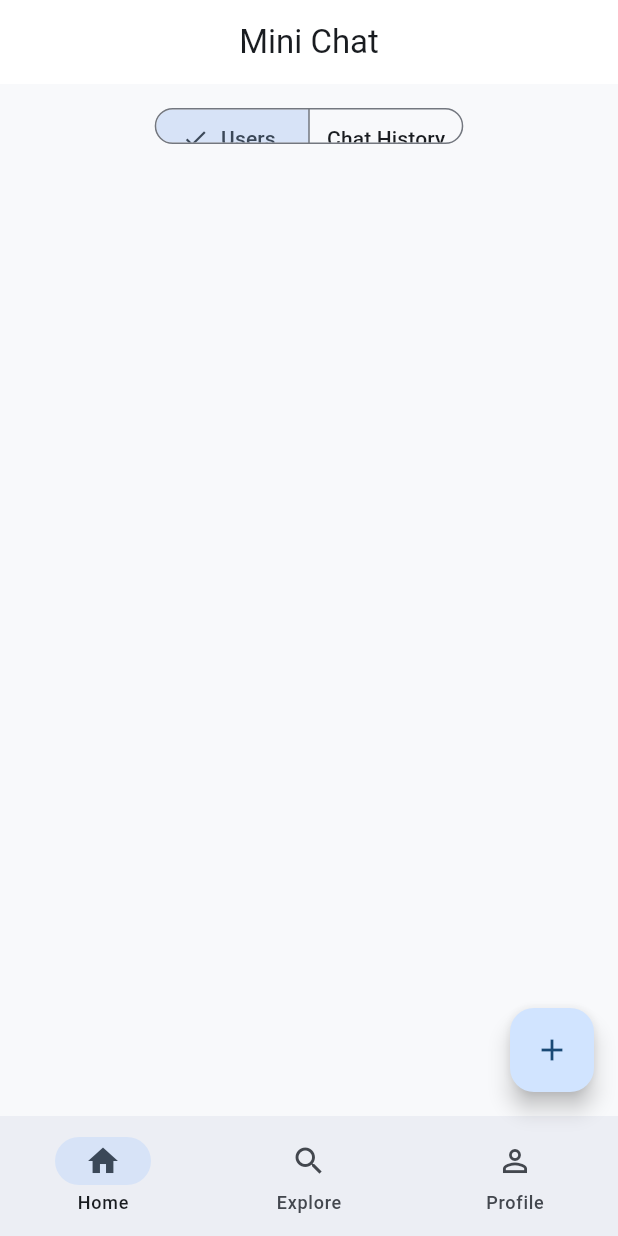
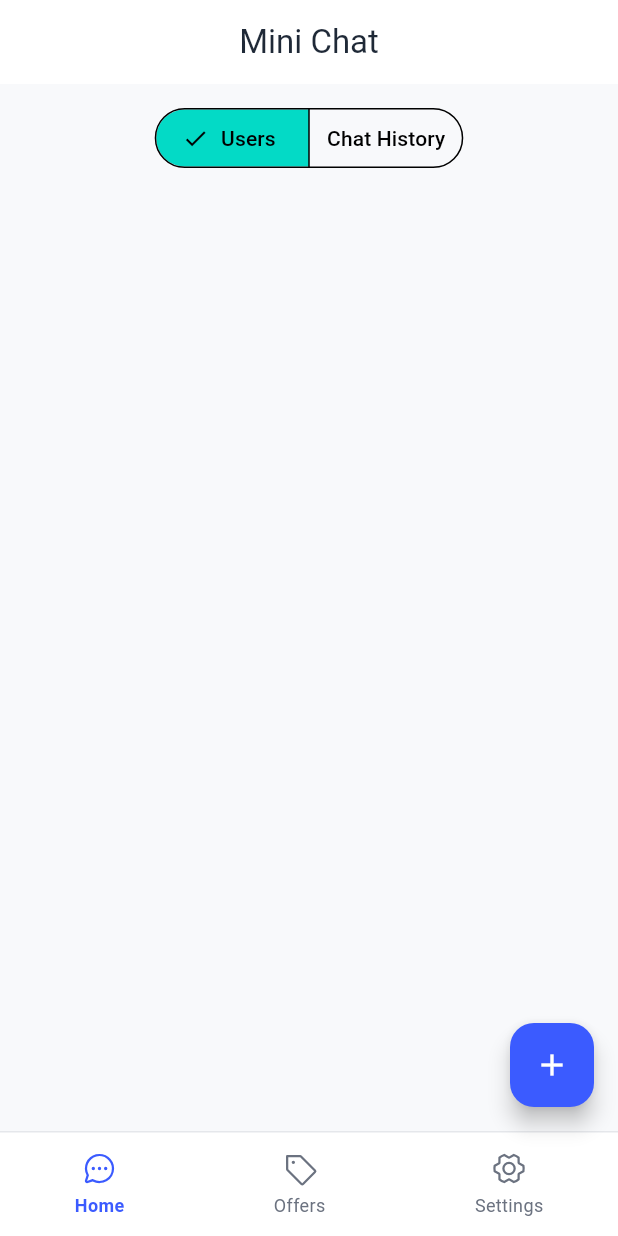
Before and after one commit to Debdaru07/MySivi-AI-Flutter-Assignment-, a Flutter app: the screen it shows after launch, on a phone screen of 412 x 824 dp. Run offline on Flutter 3.47's test engine with Material 3 defaults, Android fonts, the phone set to English and light mode, and no system bars; our stand-ins replace flutter_riverpod, phosphor_flutter.

Commit message:
app icons, theme, colors, and other pages refined

```diff
--- /dev/null
+++ b/lib/core/constants/app_colors.dart
@@ -0,0 +1,14 @@
+import 'package:flutter/material.dart';
+
+class AppColors {
+  static const primary = Color(0xFF3B5BFF); // blue
+  static const background = Color(0xFFF8F9FB);
+  static const surface = Colors.white;
+
+  static const textPrimary = Color(0xFF1F2937);
+  static const textSecondary = Color(0xFF6B7280);
+
+  static const onlineGreen = Color(0xFF22C55E);
+  static const bubbleSender = Color(0xFF3B5BFF);
+  static const bubbleReceiver = Color(0xFFF1F3F6);
+}
--- a/lib/core/theme/app_theme.dart
+++ b/lib/core/theme/app_theme.dart
@@ -1,16 +1,24 @@
 import 'package:flutter/material.dart';
 
+import '../constants/app_colors.dart';
+
 class AppTheme {
-  AppTheme._();
-
   static ThemeData lightTheme = ThemeData(
     useMaterial3: true,
-    colorSchemeSeed: Colors.blue,
-    scaffoldBackgroundColor: const Color(0xFFF8F9FB),
+    scaffoldBackgroundColor: AppColors.background,
+    colorScheme: ColorScheme.light(
+      primary: AppColors.primary,
+      surface: AppColors.surface,
+    ),
     appBarTheme: const AppBarTheme(
-      centerTitle: true,
       elevation: 0,
       backgroundColor: Colors.white,
+      foregroundColor: AppColors.textPrimary,
+      centerTitle: true,
+    ),
+    textTheme: const TextTheme(
+      bodyMedium: TextStyle(color: AppColors.textPrimary, fontSize: 14),
+      bodySmall: TextStyle(color: AppColors.textSecondary, fontSize: 12),
     ),
   );
 }
--- /dev/null
+++ b/lib/core/widgets/custom_bottom_nav.dart
@@ -0,0 +1,87 @@
+import 'package:flutter/material.dart';
+import 'package:phosphor_flutter/phosphor_flutter.dart';
+
+import '../constants/app_colors.dart';
+
+class CustomBottomNav extends StatelessWidget {
+  final int selectedIndex;
+  final ValueChanged<int> onTap;
+
+  const CustomBottomNav({
+    super.key,
+    required this.selectedIndex,
+    required this.onTap,
+  });
+
+  @override
+  Widget build(BuildContext context) {
+    return Container(
+      height: 70,
+      decoration: const BoxDecoration(
+        color: Colors.white,
+        border: Border(top: BorderSide(color: Color(0xFFE5E7EB))),
+      ),
+      child: Row(
+        mainAxisAlignment: MainAxisAlignment.spaceAround,
+        children: [
+          _NavItem(
+            icon: PhosphorIcons.chatCircleDots(),
+            label: 'Home',
+            selected: selectedIndex == 0,
+            onTap: () => onTap(0),
+          ),
+          _NavItem(
+            icon: PhosphorIcons.tag(),
+            label: 'Offers',
+            selected: selectedIndex == 1,
+            onTap: () => onTap(1),
+          ),
+          _NavItem(
+            icon: PhosphorIcons.gearSix(),
+            label: 'Settings',
+            selected: selectedIndex == 2,
+            onTap: () => onTap(2),
+          ),
+        ],
+      ),
+    );
+  }
+}
+
+class _NavItem extends StatelessWidget {
+  final IconData icon;
+  final String label;
+  final bool selected;
+  final VoidCallback onTap;
+
+  const _NavItem({
+    required this.icon,
+    required this.label,
+    required this.selected,
+    required this.onTap,
+  });
+
+  @override
+  Widget build(BuildContext context) {
+    final color = selected ? AppColors.primary : AppColors.textSecondary;
+
+    return GestureDetector(
+      onTap: onTap,
+      child: Column(
+        mainAxisAlignment: MainAxisAlignment.center,
+        children: [
+          Icon(icon, color: color),
+          const SizedBox(height: 4),
+          Text(
+            label,
+            style: TextStyle(
+              fontSize: 12,
+              color: color,
+              fontWeight: selected ? FontWeight.w600 : FontWeight.w400,
+            ),
+          ),
+        ],
+      ),
+    );
+  }
+}
--- a/lib/features/home/ui/home_screen.dart
+++ b/lib/features/home/ui/home_screen.dart
@@ -1,5 +1,8 @@
 import 'package:flutter/material.dart';
 import 'package:flutter_riverpod/flutter_riverpod.dart';
+import '../../../core/widgets/custom_bottom_nav.dart';
+import '../../offers/ui/offers_screen.dart';
+import '../../settings/ui/settings_screen.dart';
 import '../../users/state/users_provider.dart';
 import '../state/appbar_visibility_provider.dart';
 import '../state/home_tab_provider.dart';
@@ -7,34 +10,51 @@
 import '../../users/ui/users_list_page.dart';
 import '../../chat_history/ui/chat_history_page.dart';
 
-class HomeScreen extends ConsumerWidget {
+class HomeScreen extends ConsumerStatefulWidget {
   static const routeName = '/';
 
   const HomeScreen({super.key});
+  @override
+  ConsumerState<HomeScreen> createState() => _HomeScreenState();
+}
+
+class _HomeScreenState extends ConsumerState<HomeScreen> {
+  int _selectedIndex = 0;
+
+  Widget _buildBody() {
+    switch (_selectedIndex) {
+      case 0:
+        return Column(
+          children: [
+            _TopTabSwitcher(tab: ref.watch(homeTabProvider)),
+            Expanded(
+              child:
+                  ref.watch(homeTabProvider) == HomeTab.users
+                      ? const UsersListPage()
+                      : const ChatHistoryPage(),
+            ),
+          ],
+        );
+
+      case 1:
+        return const OffersScreen();
+
+      case 2:
+        return const SettingsScreen();
+
+      default:
+        return const SizedBox();
+    }
+  }
 
   @override
-  Widget build(BuildContext context, WidgetRef ref) {
+  Widget build(BuildContext context) {
     final tab = ref.watch(homeTabProvider);
-    final isVisible = ref.watch(appBarVisibleProvider);
     final users = ref.watch(usersProvider);
 
     return Scaffold(
       appBar: AppBar(title: const Text('Mini Chat'), centerTitle: true),
-      body: Column(
-        children: [
-          AnimatedContainer(
-            duration: const Duration(milliseconds: 200),
-            height: isVisible ? 56 : 0,
-            child: isVisible ? _TopTabSwitcher(tab: tab) : null,
-          ),
-          Expanded(
-            child:
-                tab == HomeTab.users
-                    ? const UsersListPage()
-                    : const ChatHistoryPage(),
-          ),
-        ],
-      ),
+      body: _buildBody(),
       floatingActionButton:
           tab == HomeTab.users
               ? FloatingActionButton(
@@ -51,7 +71,14 @@
               )
               : null,
 
-      bottomNavigationBar: const _BottomNav(),
+      bottomNavigationBar: CustomBottomNav(
+        selectedIndex: _selectedIndex,
+        onTap: (index) {
+          setState(() {
+            _selectedIndex = index;
+          });
+        },
+      ),
     );
   }
 }
@@ -67,10 +94,11 @@
       padding: const EdgeInsets.all(12),
       child: SegmentedButton<HomeTab>(
         segments: const [
-          ButtonSegment(value: HomeTab.users, label: Text('Users')),
+          ButtonSegment(value: HomeTab.users, label: Text('Users'), icon: null),
           ButtonSegment(
             value: HomeTab.chatHistory,
             label: Text('Chat History'),
+            icon: null,
           ),
         ],
         selected: {tab},
@@ -81,34 +109,3 @@
     );
   }
 }
-
-class _BottomNav extends ConsumerWidget {
-  const _BottomNav();
-
-  @override
-  Widget build(BuildContext context, WidgetRef ref) {
-    return NavigationBar(
-      selectedIndex: 0,
-      onDestinationSelected: (_) {
-        // Intentionally left empty (only Home is functional)
-      },
-      destinations: const [
-        NavigationDestination(
-          icon: Icon(Icons.home_outlined),
-          selectedIcon: Icon(Icons.home),
-          label: 'Home',
-        ),
-        NavigationDestination(
-          icon: Icon(Icons.search_outlined),
-          selectedIcon: Icon(Icons.search),
-          label: 'Explore',
-        ),
-        NavigationDestination(
-          icon: Icon(Icons.person_outline),
-          selectedIcon: Icon(Icons.person),
-          label: 'Profile',
-        ),
-      ],
-    );
-  }
-}
--- a/pubspec.yaml
+++ b/pubspec.yaml
@@ -14,6 +14,7 @@
   flutter_riverpod: ^2.5.1
   http: ^1.2.2
   intl: ^0.19.0
+  phosphor_flutter: ^2.1.0
 
 dev_dependencies:
   flutter_test:
```
Also changed, not shown: lib/features/chat/ui/message_bubble.dart (+18 -2 lines), lib/features/chat_history/ui/chat_history_page.dart (+41 -14 lines), lib/features/offers/ui/offers_screen.dart (added, +17 -0 lines), lib/features/settings/ui/settings_screen.dart (added, +17 -0 lines), lib/features/users/ui/users_list_page.dart (+37 -7 lines), pubspec.lock.
